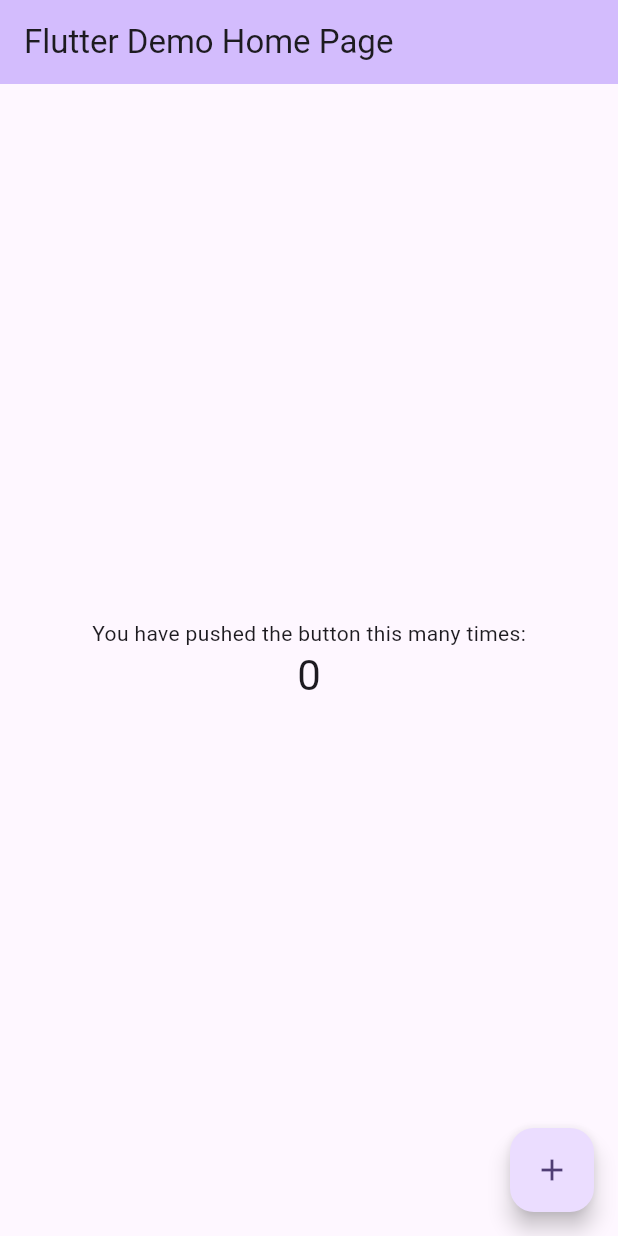
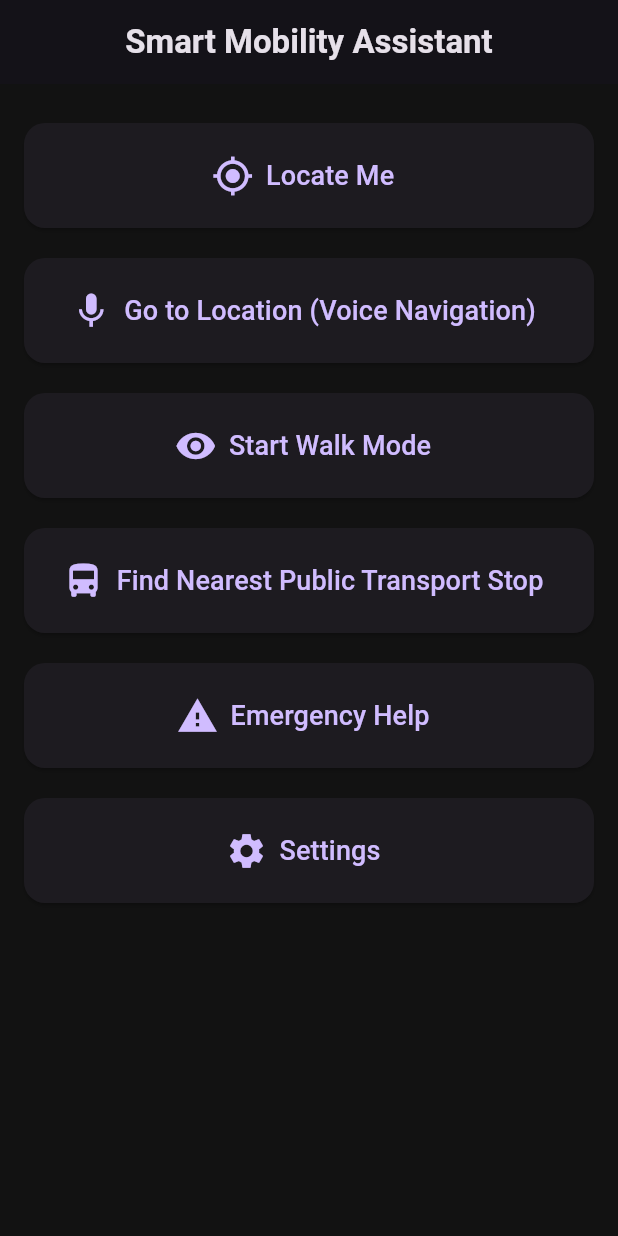
Before and after one commit to sanket-sonwane/Innovation-Marathon, a Flutter app: the screen it shows after launch, on a phone screen of 412 x 824 dp. Run offline on Flutter 3.47's test engine with Material 3 defaults, Android fonts, the phone set to English and light mode, and no system bars.

Commit message:
updated basic strcuture

```diff
--- /dev/null
+++ b/lib/core/theme/app_theme.dart
@@ -0,0 +1,14 @@
+import 'package:flutter/material.dart';
+
+class AppTheme {
+  static ThemeData darkTheme = ThemeData(
+    brightness: Brightness.dark,
+    primaryColor: const Color(0xFF2E8BFF),
+    scaffoldBackgroundColor: const Color(0xFF121212),
+    useMaterial3: true,
+    textTheme: const TextTheme(
+      titleLarge: TextStyle(fontSize: 22, fontWeight: FontWeight.bold),
+      bodyMedium: TextStyle(fontSize: 16),
+    ),
+  );
+}
--- /dev/null
+++ b/lib/features/emergency/emergency_screen.dart
@@ -0,0 +1,15 @@
+import 'package:flutter/material.dart';
+
+class EmergencyScreen extends StatelessWidget {
+	const EmergencyScreen({super.key});
+
+	@override
+	Widget build(BuildContext context) {
+		return Scaffold(
+			appBar: AppBar(title: const Text('Emergency')),
+			body: const Center(
+				child: Text('Emergency feature coming soon'),
+			),
+		);
+	}
+}
--- /dev/null
+++ b/lib/features/home/home_screen.dart
@@ -0,0 +1,60 @@
+import 'package:flutter/material.dart';
+import '../../routes/app_routes.dart';
+import '../../widgets/accessible_button.dart';
+
+class HomeScreen extends StatelessWidget {
+  const HomeScreen({super.key});
+
+  @override
+  Widget build(BuildContext context) {
+    return Scaffold(
+      appBar: AppBar(
+        title: const Text("Smart Mobility Assistant"),
+        centerTitle: true,
+      ),
+      body: Padding(
+        padding: const EdgeInsets.all(16),
+        child: Column(
+          children: [
+
+            AccessibleButton(
+              label: "Locate Me",
+              icon: Icons.my_location,
+              onTap: () => Navigator.pushNamed(context, AppRoutes.locate),
+            ),
+
+            AccessibleButton(
+              label: "Go to Location (Voice Navigation)",
+              icon: Icons.mic,
+              onTap: () => Navigator.pushNamed(context, AppRoutes.navigation),
+            ),
+
+            AccessibleButton(
+              label: "Start Walk Mode",
+              icon: Icons.visibility,
+              onTap: () => Navigator.pushNamed(context, AppRoutes.walkMode),
+            ),
+
+            AccessibleButton(
+              label: "Find Nearest Public Transport Stop",
+              icon: Icons.directions_bus,
+              onTap: () => Navigator.pushNamed(context, AppRoutes.transport),
+            ),
+
+            AccessibleButton(
+              label: "Emergency Help",
+              icon: Icons.warning,
+              onTap: () => Navigator.pushNamed(context, AppRoutes.emergency),
+            ),
+
+            AccessibleButton(
+              label: "Settings",
+              icon: Icons.settings,
+              onTap: () => Navigator.pushNamed(context, AppRoutes.settings),
+            ),
+          ],
+        ),
+      ),
+    );
+  }
+}
--- /dev/null
+++ b/lib/features/locate/locate_screen.dart
@@ -0,0 +1,15 @@
+import 'package:flutter/material.dart';
+
+class LocateScreen extends StatelessWidget {
+	const LocateScreen({super.key});
+
+	@override
+	Widget build(BuildContext context) {
+		return Scaffold(
+			appBar: AppBar(title: const Text('Locate Me')),
+			body: const Center(
+				child: Text('Locate feature coming soon'),
+			),
+		);
+	}
+}
--- /dev/null
+++ b/lib/features/navigation/voice_navigation_screen.dart
@@ -0,0 +1,15 @@
+import 'package:flutter/material.dart';
+
+class VoiceNavigationScreen extends StatelessWidget {
+	const VoiceNavigationScreen({super.key});
+
+	@override
+	Widget build(BuildContext context) {
+		return Scaffold(
+			appBar: AppBar(title: const Text('Voice Navigation')),
+			body: const Center(
+				child: Text('Voice navigation feature coming soon'),
+			),
+		);
+	}
+}
--- /dev/null
+++ b/lib/features/settings/settings_screen.dart
@@ -0,0 +1,15 @@
+import 'package:flutter/material.dart';
+
+class SettingsScreen extends StatelessWidget {
+	const SettingsScreen({super.key});
+
+	@override
+	Widget build(BuildContext context) {
+		return Scaffold(
+			appBar: AppBar(title: const Text('Settings')),
+			body: const Center(
+				child: Text('Settings feature coming soon'),
+			),
+		);
+	}
+}
--- /dev/null
+++ b/lib/features/transport/transport_screen.dart
@@ -0,0 +1,15 @@
+import 'package:flutter/material.dart';
+
+class TransportScreen extends StatelessWidget {
+	const TransportScreen({super.key});
+
+	@override
+	Widget build(BuildContext context) {
+		return Scaffold(
+			appBar: AppBar(title: const Text('Transport')),
+			body: const Center(
+				child: Text('Transport feature coming soon'),
+			),
+		);
+	}
+}
--- /dev/null
+++ b/lib/features/walk_mode/walk_mode_screen.dart
@@ -0,0 +1,15 @@
+import 'package:flutter/material.dart';
+
+class WalkModeScreen extends StatelessWidget {
+	const WalkModeScreen({super.key});
+
+	@override
+	Widget build(BuildContext context) {
+		return Scaffold(
+			appBar: AppBar(title: const Text('Walk Mode')),
+			body: const Center(
+				child: Text('Walk mode feature coming soon'),
+			),
+		);
+	}
+}
--- a/lib/main.dart
+++ b/lib/main.dart
@@ -1,122 +1,187 @@
 import 'package:flutter/material.dart';
+// Local theme (inlined to avoid import issues)
+
+import 'package:smart_mobility_app/features/home/home_screen.dart';
+import 'package:smart_mobility_app/features/locate/locate_screen.dart';
+import 'package:smart_mobility_app/features/navigation/voice_navigation_screen.dart';
+import 'package:smart_mobility_app/features/walk_mode/walk_mode_screen.dart';
+import 'package:smart_mobility_app/features/transport/transport_screen.dart';
+import 'package:smart_mobility_app/features/emergency/emergency_screen.dart';
+import 'package:smart_mobility_app/features/settings/settings_screen.dart';
 
 void main() {
-  runApp(const MyApp());
+  runApp(const SmartMobilityApp());
 }
 
-class MyApp extends StatelessWidget {
-  const MyApp({super.key});
+class SmartMobilityApp extends StatelessWidget {
+  const SmartMobilityApp({super.key});
 
-  // This widget is the root of your application.
   @override
   Widget build(BuildContext context) {
     return MaterialApp(
-      title: 'Flutter Demo',
-      theme: ThemeData(
-        // This is the theme of your application.
-        //
-        // TRY THIS: Try running your application with "flutter run". You'll see
-        // the application has a purple toolbar. Then, without quitting the app,
-        // try changing the seedColor in the colorScheme below to Colors.green
-        // and then invoke "hot reload" (save your changes or press the "hot
-        // reload" button in a Flutter-supported IDE, or press "r" if you used
-        // the command line to start the app).
-        //
-        // Notice that the counter didn't reset back to zero; the application
-        // state is not lost during the reload. To reset the state, use hot
-        // restart instead.
-        //
-        // This works for code too, not just values: Most code changes can be
-        // tested with just a hot reload.
-        colorScheme: .fromSeed(seedColor: Colors.deepPurple),
-      ),
-      home: const MyHomePage(title: 'Flutter Demo Home Page'),
+      debugShowCheckedModeBanner: false,
+      title: "Smart Mobility Assistant",
+      theme: AppTheme.darkTheme,
+      initialRoute: AppRoutes.home,
+      routes: {
+        AppRoutes.home: (_) => const HomeScreen(),
+        AppRoutes.locate: (_) => const LocateScreen(),
+        AppRoutes.navigation: (_) => const VoiceNavigationScreen(),
+        AppRoutes.walkMode: (_) => const WalkModeScreen(),
+        AppRoutes.transport: (_) => const TransportScreen(),
+        AppRoutes.emergency: (_) => const EmergencyScreen(),
+        AppRoutes.settings: (_) => const SettingsScreen(),
+      },
     );
   }
 }
 
-class MyHomePage extends StatefulWidget {
-  const MyHomePage({super.key, required this.title});
-
-  // This widget is the home page of your application. It is stateful, meaning
-  // that it has a State object (defined below) that contains fields that affect
-  // how it looks.
-
-  // This class is the configuration for the state. It holds the values (in this
-  // case the title) provided by the parent (in this case the App widget) and
-  // used by the build method of the State. Fields in a Widget subclass are
-  // always marked "final".
-
-  final String title;
-
-  @override
-  State<MyHomePage> createState() => _MyHomePageState();
+class AppTheme {
+  static ThemeData darkTheme = ThemeData(
+    brightness: Brightness.dark,
+    primaryColor: const Color(0xFF2E8BFF),
+    scaffoldBackgroundColor: const Color(0xFF121212),
+    useMaterial3: true,
+    textTheme: const TextTheme(
+      titleLarge: TextStyle(fontSize: 22, fontWeight: FontWeight.bold),
+      bodyMedium: TextStyle(fontSize: 16),
+    ),
+  );
 }
 
-class _MyHomePageState extends State<MyHomePage> {
-  int _counter = 0;
+class AppRoutes {
+  static const home = "/";
+  static const locate = "/locate";
+  static const navigation = "/navigation";
+  static const walkMode = "/walk-mode";
+  static const transport = "/transport";
+  static const emergency = "/emergency";
+  static const settings = "/settings";
+}
 
-  void _incrementCounter() {
-    setState(() {
-      // This call to setState tells the Flutter framework that something has
-      // changed in this State, which causes it to rerun the build method below
-      // so that the display can reflect the updated values. If we changed
-      // _counter without calling setState(), then the build method would not be
-      // called again, and so nothing would appear to happen.
-      _counter++;
-    });
-  }
+class HomeScreen extends StatelessWidget {
+  const HomeScreen({super.key});
 
   @override
   Widget build(BuildContext context) {
-    // This method is rerun every time setState is called, for instance as done
-    // by the _incrementCounter method above.
-    //
-    // The Flutter framework has been optimized to make rerunning build methods
-    // fast, so that you can just rebuild anything that needs updating rather
-    // than having to individually change instances of widgets.
     return Scaffold(
       appBar: AppBar(
-        // TRY THIS: Try changing the color here to a specific color (to
-        // Colors.amber, perhaps?) and trigger a hot reload to see the AppBar
-        // change color while the other colors stay the same.
-        backgroundColor: Theme.of(context).colorScheme.inversePrimary,
-        // Here we take the value from the MyHomePage object that was created by
-        // the App.build method, and use it to set our appbar title.
-        title: Text(widget.title),
+        title: const Text("Smart Mobility Assistant"),
+        centerTitle: true,
       ),
-      body: Center(
-        // Center is a layout widget. It takes a single child and positions it
-        // in the middle of the parent.
+      body: Padding(
+        padding: const EdgeInsets.all(16),
         child: Column(
-          // Column is also a layout widget. It takes a list of children and
-          // arranges them vertically. By default, it sizes itself to fit its
-          // children horizontally, and tries to be as tall as its parent.
-          //
-          // Column has various properties to control how it sizes itself and
-          // how it positions its children. Here we use mainAxisAlignment to
-          // center the children vertically; the main axis here is the vertical
-          // axis because Columns are vertical (the cross axis would be
-          // horizontal).
-          //
-          // TRY THIS: Invoke "debug painting" (choose the "Toggle Debug Paint"
-          // action in the IDE, or press "p" in the console), to see the
-          // wireframe for each widget.
-          mainAxisAlignment: .center,
-          children: [
-            const Text('You have pushed the button this many times:'),
-            Text(
-              '$_counter',
-              style: Theme.of(context).textTheme.headlineMedium,
-            ),
+          children: const [
+            _NavButton(label: "Locate Me", route: AppRoutes.locate, icon: Icons.my_location),
+            _NavButton(label: "Go to Location (Voice Navigation)", route: AppRoutes.navigation, icon: Icons.mic),
+            _NavButton(label: "Start Walk Mode", route: AppRoutes.walkMode, icon: Icons.visibility),
+            _NavButton(label: "Find Nearest Public Transport Stop", route: AppRoutes.transport, icon: Icons.directions_bus),
+            _NavButton(label: "Emergency Help", route: AppRoutes.emergency, icon: Icons.warning),
+            _NavButton(label: "Settings", route: AppRoutes.settings, icon: Icons.settings),
           ],
         ),
-      ),
-      floatingActionButton: FloatingActionButton(
-        onPressed: _incrementCounter,
-        tooltip: 'Increment',
-        child: const Icon(Icons.add),
       ),
     );
   }
 }
+
+class _NavButton extends StatelessWidget {
+  final String label;
+  final String route;
+  final IconData icon;
+  const _NavButton({required this.label, required this.route, required this.icon});
+
+  @override
+  Widget build(BuildContext context) {
+    return Padding(
+      padding: const EdgeInsets.symmetric(vertical: 10),
+      child: ElevatedButton.icon(
+        onPressed: () => Navigator.pushNamed(context, route),
+        icon: Icon(icon, size: 28),
+        label: Padding(
+          padding: const EdgeInsets.symmetric(vertical: 18),
+          child: Text(label, style: const TextStyle(fontSize: 18)),
+        ),
+        style: ElevatedButton.styleFrom(
+          minimumSize: const Size(double.infinity, 70),
+          shape: RoundedRectangleBorder(
+            borderRadius: BorderRadius.circular(14),
+          ),
+        ),
+      ),
+    );
+  }
+}
+
+class LocateScreen extends StatelessWidget {
+  const LocateScreen({super.key});
+
+  @override
+  Widget build(BuildContext context) {
+    return Scaffold(
+      appBar: AppBar(title: const Text('Locate Me')),
+      body: const Center(child: Text('Locate feature coming soon')),
+    );
+  }
+}
+
+class VoiceNavigationScreen extends StatelessWidget {
+  const VoiceNavigationScreen({super.key});
+
+  @override
+  Widget build(BuildContext context) {
+    return Scaffold(
+      appBar: AppBar(title: const Text('Voice Navigation')),
+      body: const Center(child: Text('Voice navigation feature coming soon')),
+    );
+  }
+}
+
+class WalkModeScreen extends StatelessWidget {
+  const WalkModeScreen({super.key});
+
+  @override
+  Widget build(BuildContext context) {
+    return Scaffold(
+      appBar: AppBar(title: const Text('Walk Mode')),
+      body: const Center(child: Text('Walk mode feature coming soon')),
+    );
+  }
+}
+
+class TransportScreen extends StatelessWidget {
+  const TransportScreen({super.key});
+
+  @override
+  Widget build(BuildContext context) {
+    return Scaffold(
+      appBar: AppBar(title: const Text('Transport')),
+      body: const Center(child: Text('Transport feature coming soon')),
+    );
+  }
+}
+
+class EmergencyScreen extends StatelessWidget {
+  const EmergencyScreen({super.key});
+
+  @override
+  Widget build(BuildContext context) {
+    return Scaffold(
+      appBar: AppBar(title: const Text('Emergency')),
+      body: const Center(child: Text('Emergency feature coming soon')),
+    );
+  }
+}
+
+class SettingsScreen extends StatelessWidget {
+  const SettingsScreen({super.key});
+
+  @override
+  Widget build(BuildContext context) {
+    return Scaffold(
+      appBar: AppBar(title: const Text('Settings')),
+      body: const Center(child: Text('Settings feature coming soon')),
+    );
+  }
+}
--- /dev/null
+++ b/lib/routes/app_routes.dart
@@ -0,0 +1,9 @@
+class AppRoutes {
+  static const home = "/";
+  static const locate = "/locate";
+  static const navigation = "/navigation";
+  static const walkMode = "/walk-mode";
+  static const transport = "/transport";
+  static const emergency = "/emergency";
+  static const settings = "/settings";
+}
```
Also changed, not shown: lib/widgets/accessible_button.dart (added, +39 -0 lines).
